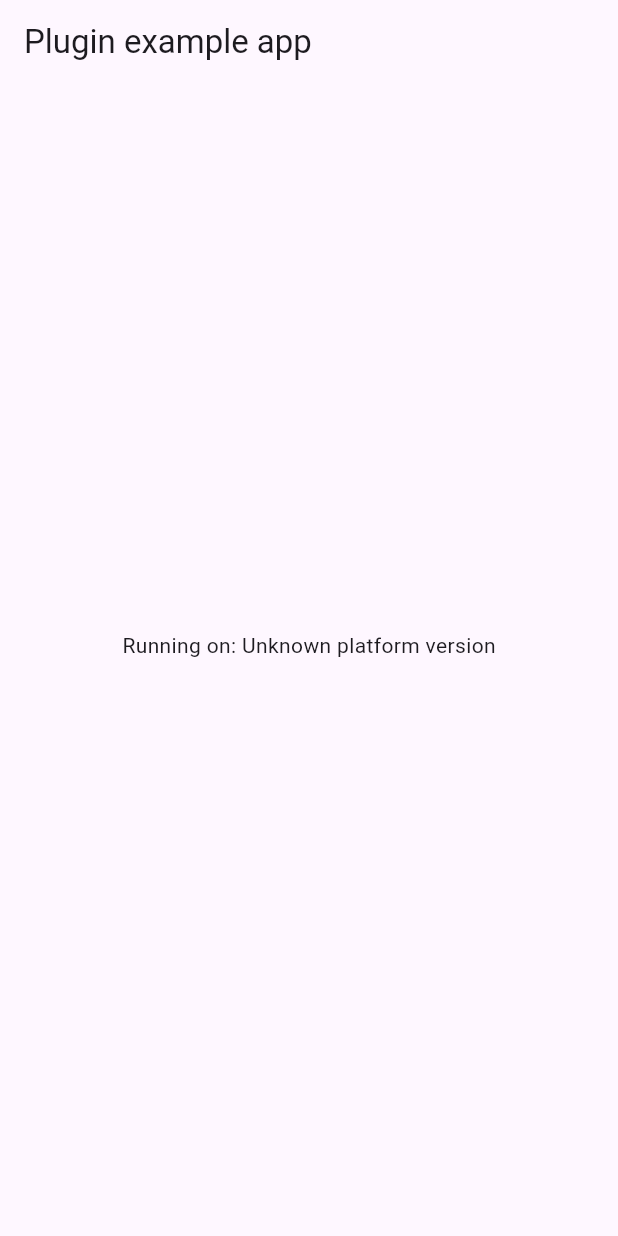
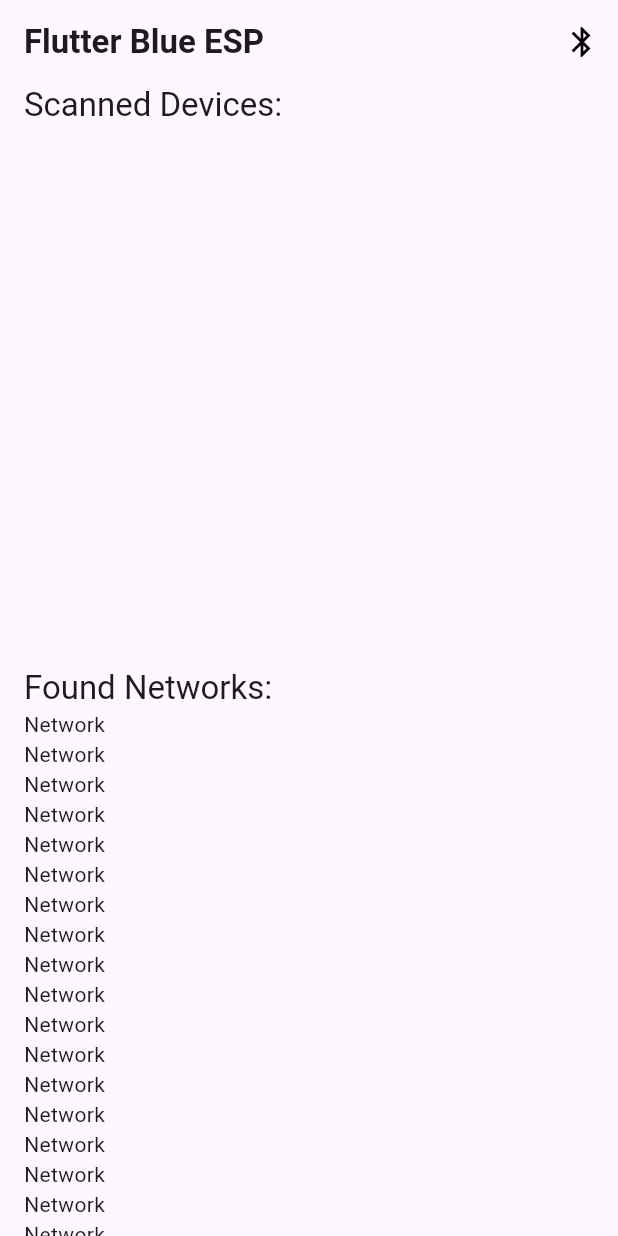
Before and after one commit to PepperoniOnzo/flutter_blue_esp, a Flutter app: the screen it shows after launch, on a phone screen of 412 x 824 dp. Run offline on Flutter 3.47's test engine with Material 3 defaults, Android fonts, the phone set to English and light mode, and no system bars; our stand-ins replace bloc, flutter_bloc, plugin_platform_interface.

Commit message:
Added scanning for devices

```diff
--- /dev/null
+++ b/example/lib/bloc/main_bloc.dart
@@ -0,0 +1,37 @@
+import 'dart:async';
+
+import 'package:bloc/bloc.dart';
+import 'package:flutter_blue_esp/flutter_blue_esp.dart';
+import 'package:meta/meta.dart';
+
+part 'main_event.dart';
+part 'main_state.dart';
+
+class MainBloc extends Bloc<MainEvent, MainState> {
+  MainBloc() : super(const MainState()) {
+    on<ScanDevices>(_scanDevices);
+  }
+
+  final FlutterBlueEsp _flutterBlueEspPlugin = FlutterBlueEsp();
+
+  FutureOr<void> _scanDevices(
+      ScanDevices event, Emitter<MainState> emit) async {
+    emit(state.copyWith(
+        logs: List.from(state.logs)..add('Start scanning for devices.')));
+
+    try {
+      final devices = await _flutterBlueEspPlugin.scanDevices();
+
+      emit(state.copyWith(
+          devices: devices,
+          logs: List.from(state.logs.reversed)
+            ..add(
+              'Found devices\n${devices.map(
+                    (e) => "${e.name} ${e.address}",
+                  ).join('\n')}.',
+            )));
+    } on Exception catch (e) {
+      emit(state.copyWith(logs: List.from(state.logs)..add('ERROR: $e.')));
+    }
+  }
+}
--- /dev/null
+++ b/example/lib/bloc/main_event.dart
@@ -0,0 +1,6 @@
+part of 'main_bloc.dart';
+
+@immutable
+sealed class MainEvent {}
+
+final class ScanDevices extends MainEvent {}
--- /dev/null
+++ b/example/lib/bloc/main_state.dart
@@ -0,0 +1,18 @@
+part of 'main_bloc.dart';
+
+@immutable
+final class MainState {
+  const MainState({this.devices = const [], this.logs = const []});
+
+  final List<String> logs;
+  final List<DeviceDto> devices;
+
+  MainState copyWith({
+    List<String>? logs,
+    List<DeviceDto>? devices,
+  }) =>
+      MainState(
+        logs: logs ?? this.logs,
+        devices: devices ?? this.devices,
+      );
+}
--- a/example/lib/main.dart
+++ b/example/lib/main.dart
@@ -1,61 +1,102 @@
 import 'package:flutter/material.dart';
-import 'dart:async';
+import 'package:flutter_bloc/flutter_bloc.dart';
 
-import 'package:flutter/services.dart';
-import 'package:flutter_blue_esp/flutter_blue_esp.dart';
+import 'package:flutter_blue_esp_example/bloc/main_bloc.dart';
 
 void main() {
   runApp(const MyApp());
 }
 
-class MyApp extends StatefulWidget {
+class MyApp extends StatelessWidget {
   const MyApp({super.key});
-
-  @override
-  State<MyApp> createState() => _MyAppState();
-}
-
-class _MyAppState extends State<MyApp> {
-  String _platformVersion = 'Unknown';
-  final _flutterBlueEspPlugin = FlutterBlueEsp();
-
-  @override
-  void initState() {
-    super.initState();
-    initPlatformState();
-  }
-
-  // Platform messages are asynchronous, so we initialize in an async method.
-  Future<void> initPlatformState() async {
-    String platformVersion;
-    // Platform messages may fail, so we use a try/catch PlatformException.
-    // We also handle the message potentially returning null.
-    try {
-      platformVersion = 'Unknown platform version';
-      await _flutterBlueEspPlugin.scanDevices();
-    } on PlatformException {
-      platformVersion = 'Failed to get platform version.';
-    }
-
-    // If the widget was removed from the tree while the asynchronous platform
-    // message was in flight, we want to discard the reply rather than calling
-    // setState to update our non-existent appearance.
-    if (!mounted) return;
-
-    setState(() {
-      _platformVersion = platformVersion;
-    });
-  }
 
   @override
   Widget build(BuildContext context) {
     return MaterialApp(
-      home: Scaffold(
-        appBar: AppBar(
-          title: const Text('Plugin example app'),
-        ),
-        body: Center(
-          child: Text('Running on: $_platformVersion\n'),
+      home: BlocProvider(
+        create: (context) => MainBloc(),
+        child: BlocBuilder<MainBloc, MainState>(
+          builder: (context, state) {
+            return Scaffold(
+              appBar: AppBar(
+                title: Text(
+                  'Flutter Blue ESP',
+                  style: Theme.of(context)
+                      .textTheme
+                      .titleLarge
+                      ?.copyWith(fontWeight: FontWeight.bold),
+                ),
+                actions: [
+                  IconButton(
+                      onPressed: () =>
+                          context.read<MainBloc>().add(ScanDevices()),
+                      icon: const Icon(
+                        Icons.bluetooth,
+                        color: Colors.black,
+                      ))
+                ],
+              ),
+              body: Padding(
+                padding: const EdgeInsets.symmetric(horizontal: 16),
+                child: PageView(
+                  children: [
+                    Column(
+                      crossAxisAlignment: CrossAxisAlignment.start,
+                      children: [
+                        Text(
+                          "Scanned Devices:",
+                          style: Theme.of(context).textTheme.titleLarge,
+                        ),
+                        const SizedBox(height: 10),
+                        Expanded(
+                          child: ListView.separated(
+                            itemCount: state.devices.length,
+                            separatorBuilder: (context, index) =>
+                                const SizedBox(height: 10),
+                            itemBuilder: (context, index) => InkWell(
+                              onTap: () {},
+                              child: Column(
+                                crossAxisAlignment: CrossAxisAlignment.start,
+                                children: [
+                                  Text(
+                                    state.devices[index].name,
+                                    style: Theme.of(context)
+                                        .textTheme
+                                        .bodyMedium
+                                        ?.copyWith(fontWeight: FontWeight.bold),
+                                  ),
+                                  Text(state.devices[index].address),
+                                ],
+                              ),
+                            ),
+                          ),
+                        ),
+                        Text(
+                          "Found Networks:",
+                          style: Theme.of(context).textTheme.titleLarge,
+                        ),
+                        Expanded(
+                            child: ListView.builder(
+                          itemBuilder: (context, index) => Text('Network'),
+                        ))
+                      ],
+                    ),
+                    ListView.separated(
+                      separatorBuilder: (context, index) => SizedBox(height: 5),
+                      itemBuilder: (context, index) => Text(
+                        state.logs[index],
+                        style: Theme.of(context).textTheme.bodyMedium?.copyWith(
+                            fontWeight: index % 2 == 0
+                                ? FontWeight.bold
+                                : FontWeight.normal),
+                      ),
+                      itemCount: state.logs.length,
+                    ),
+                  ],
+                ),
+              ),
+            );
+          },
         ),
       ),
     );
--- a/example/pubspec.yaml
+++ b/example/pubspec.yaml
@@ -28,6 +28,9 @@ dependencies:
   # The following adds the Cupertino Icons font to your application.
   # Use with the CupertinoIcons class for iOS style icons.
   cupertino_icons: ^1.0.8
+  flutter_bloc: ^8.1.6
+  bloc: ^8.1.4
+  meta: ^1.15.0
 
 dev_dependencies:
   integration_test:
--- a/lib/flutter_blue_esp.dart
+++ b/lib/flutter_blue_esp.dart
@@ -2,8 +2,10 @@ import 'package:flutter_blue_esp/src/models/device_dto.dart';
 
 import 'src/flutter_blue_esp_platform_interface.dart';
 
+export 'src/models/device_dto.dart';
+
 class FlutterBlueEsp {
-  Future<List<DeviceDto>?> scanDevices() {
+  Future<List<DeviceDto>> scanDevices() {
     return FlutterBlueEspPlatform.instance.scanDevices();
   }
 }
--- a/lib/src/flutter_blue_esp_platform_interface.dart
+++ b/lib/src/flutter_blue_esp_platform_interface.dart
@@ -24,6 +24,6 @@ abstract class FlutterBlueEspPlatform extends PlatformInterface {
     _instance = instance;
   }
 
-  Future<List<DeviceDto>?> scanDevices() =>
+  Future<List<DeviceDto>> scanDevices() =>
       throw UnimplementedError('scanDevices() has not been implemented.');
 }
--- a/lib/src/models/device_dto.dart
+++ b/lib/src/models/device_dto.dart
@@ -1 +1,14 @@
-class DeviceDto {}
+class DeviceDto {
+  DeviceDto({
+    required this.name,
+    required this.address,
+  });
+
+  final String name;
+  final String address;
+
+  factory DeviceDto.fromJson(Map<String, dynamic> json) => DeviceDto(
+        name: json['name'] as String,
+        address: json['address'] as String,
+      );
+}
```
Also changed, not shown: lib/src/flutter_blue_esp_method_channel.dart (+14 -8 lines), example/pubspec.lock, 12 other files.
